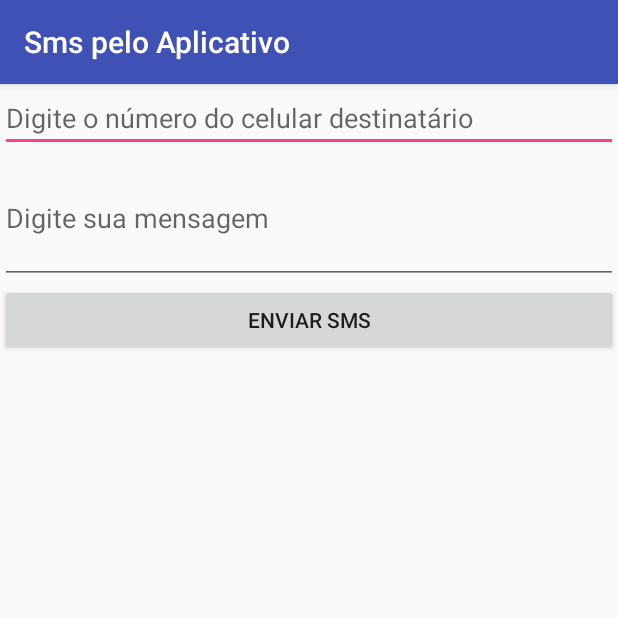
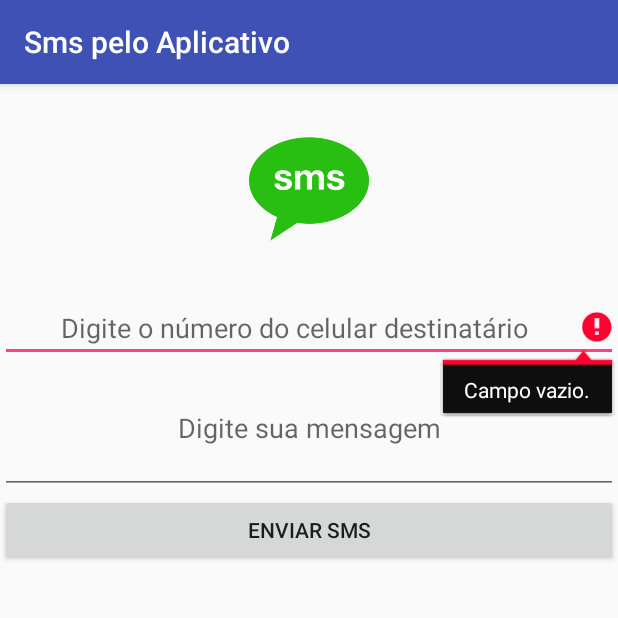
Before and after one commit to oliveiradeflavio/android, an Android app: the screen it shows after launch (MainActivity), after a tap on "ENVIAR SMS", on a phone screen of 412 x 824 dp, the top half of it. Run offline under Robolectric (Android 15) with nearby library versions, the phone set to English and light mode, and no system bars; libraries missing offline, so code that uses them is left out: com.github.rtoshiro.util; 3 statements that could not run were skipped.

Commit message:
Centralizando e testando campos

```diff
--- a/SmspeloAplicativo/app/src/main/java/smsaplicativo/flaviodeoliveira/com/smspeloaplicativo/MainActivity.java
+++ b/SmspeloAplicativo/app/src/main/java/smsaplicativo/flaviodeoliveira/com/smspeloaplicativo/MainActivity.java
@@ -56,6 +56,14 @@ public class MainActivity extends AppCompatActivity {
                 String numeroCelular = edt_Numero.getText().toString();
                 String mensagem = edt_Mensagem.getText().toString();
 
+                if (edt_Numero.getText().toString().isEmpty()){
+                    edt_Numero.setError("Campo vazio.");
+
+                }else if (edt_Mensagem.getText().toString().isEmpty()){
+                    edt_Mensagem.setError("Campo vazio.");
+
+                }else {
+
                     //criando uma variavel do tipo SMSManager
                     //Usando como padrão o getDefault() para o envio de SMS
                     SmsManager smsManager = SmsManager.getDefault();
@@ -71,6 +79,7 @@ public class MainActivity extends AppCompatActivity {
 
                     //Exibindo uma mensagem informativa de sucesso ao enviar.
                     Toast.makeText(MainActivity.this, "Mensagem Enviada", Toast.LENGTH_SHORT).show();
+                }
 
             }
         });
--- a/SmspeloAplicativo/app/src/main/res/layout/activity_main.xml
+++ b/SmspeloAplicativo/app/src/main/res/layout/activity_main.xml
@@ -1,30 +1,40 @@
 <?xml version="1.0" encoding="utf-8"?>
-<LinearLayout
-    android:orientation="vertical"
-    xmlns:android="http://schemas.android.com/apk/res/android"
+<LinearLayout xmlns:android="http://schemas.android.com/apk/res/android"
     xmlns:app="http://schemas.android.com/apk/res-auto"
     xmlns:tools="http://schemas.android.com/tools"
     android:layout_width="match_parent"
     android:layout_height="match_parent"
+    android:gravity="center_horizontal"
+    android:orientation="vertical"
     tools:context="smsaplicativo.flaviodeoliveira.com.smspeloaplicativo.MainActivity">
 
+
+    <ImageView
+        android:id="@+id/imageView"
+        android:layout_width="80dp"
+        android:layout_height="80dp"
+        android:layout_marginBottom="30dp"
+        android:layout_marginTop="30dp"
+        app:srcCompat="@drawable/smslogo" />
 
     <EditText
         android:id="@+id/edt_Numero"
         android:layout_width="match_parent"
         android:layout_height="wrap_content"
         android:ems="10"
+        android:hint="Digite o número do celular destinatário"
         android:inputType="number"
-        android:hint="Digite o número do celular destinatário" />
+        android:textAlignment="center" />
 
     <EditText
         android:id="@+id/edt_Mensagem"
         android:layout_width="match_parent"
         android:layout_height="wrap_content"
         android:ems="10"
+        android:hint="Digite sua mensagem"
+        android:inputType="textMultiLine"
         android:lines="3"
-        android:inputType="textMultiLine"
-        android:hint="Digite sua mensagem" />
+        android:textAlignment="center" />
 
     <Button
         android:id="@+id/btn_Enviar"
```
Also changed, not shown: SmspeloAplicativo/app/src/main/res/drawable/smslogo.png (added). Lines whose indentation alone changed are shown as unchanged.
